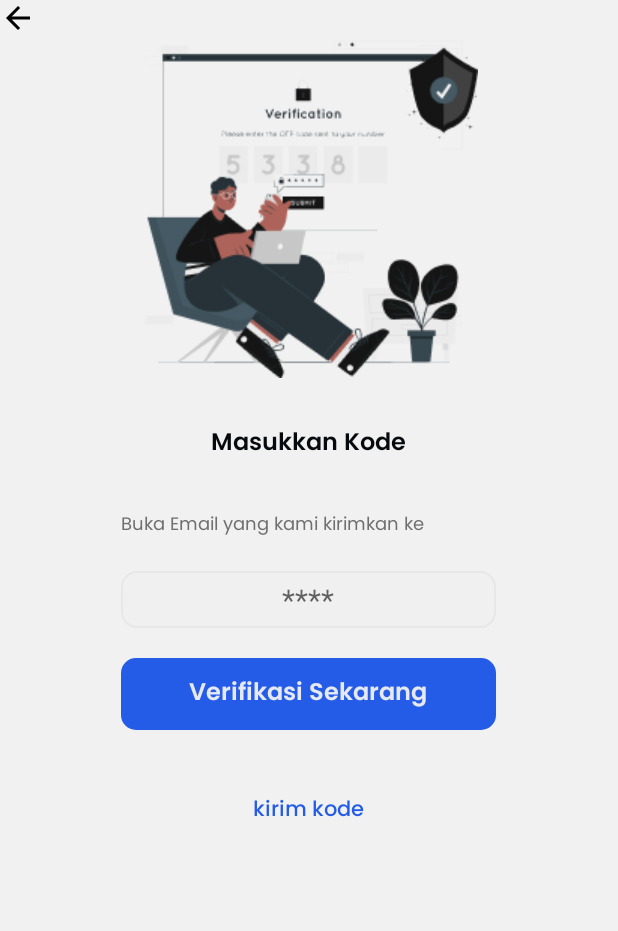
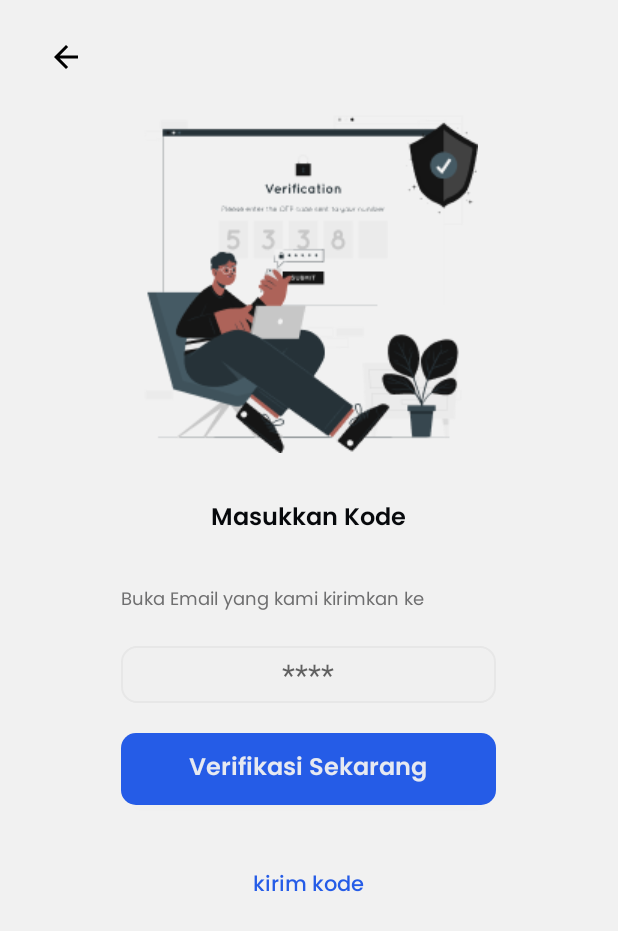
Before and after one commit to aanalma28/uas-android-project, an Android app: the EmailVerificationActivity screen opened directly, with no data from a screen before it, on a phone screen of 412 x 824 dp. Shown: the top 931 px of the screen. Run offline under Robolectric (Android 15) with nearby library versions, the phone set to English and light mode, and no system bars; our stand-ins replace Firebase (no records; nobody signed in at launch, a user with empty details on screens opened directly).

Commit message:
[refactor] refactor layout emailverification

```diff
--- a/app/src/main/java/com/example/uasproject/EmailVerificationActivity.java
+++ b/app/src/main/java/com/example/uasproject/EmailVerificationActivity.java
@@ -7,6 +7,7 @@ import android.os.CountDownTimer;
 import android.util.Log;
 import android.widget.Button;
 import android.widget.EditText;
+import android.widget.ImageView;
 import android.widget.TextView;
 import android.widget.Toast;
 
@@ -30,21 +31,16 @@ public class EmailVerificationActivity extends AppCompatActivity {
     private FirebaseAuth mAuth;
     private Button btn;
     private TextView countdown, email;
+    private ImageView back;
     private EditText edtCode;
     private String code;
     @SuppressLint("SetTextI18n")
     @Override
     protected void onCreate(Bundle savedInstanceState) {
         super.onCreate(savedInstanceState);
-        EdgeToEdge.enable(this);
         mAuth = FirebaseAuth.getInstance();
 
         setContentView(R.layout.activity_email_verification);
-        ViewCompat.setOnApplyWindowInsetsListener(findViewById(R.id.main), (v, insets) -> {
-            Insets systemBars = insets.getInsets(WindowInsetsCompat.Type.systemBars());
-            v.setPadding(systemBars.left, systemBars.top, systemBars.right, systemBars.bottom);
-            return insets;
-        });
 
         FirebaseUser user = mAuth.getCurrentUser();
 
@@ -52,6 +48,7 @@ public class EmailVerificationActivity extends AppCompatActivity {
         String address = getIntent().getStringExtra(Constant.ADDRESS);
         String hp = getIntent().getStringExtra(Constant.PHONE);
         btn = findViewById(R.id.btn_verification);
+        back = findViewById(R.id.back);
         email = findViewById(R.id.txt_desc);
         countdown = findViewById(R.id.countdown_text);
         edtCode = findViewById(R.id.edt_code);
@@ -77,6 +74,10 @@ public class EmailVerificationActivity extends AppCompatActivity {
                             + "Rand: " + code);
                 }
             }
+        });
+
+        back.setOnClickListener(v -> {
+            finish();
         });
 
         countdown.setOnClickListener(v -> {
--- a/app/src/main/res/layout/activity_email_verification.xml
+++ b/app/src/main/res/layout/activity_email_verification.xml
@@ -7,8 +7,7 @@
     android:layout_height="match_parent"
     tools:context=".EmailVerificationActivity"
     android:background="@color/white"
-    android:paddingHorizontal="32dp"
-    android:paddingTop="26dp">
+    >
 
     <ImageView
         android:id="@+id/back"
@@ -17,15 +16,19 @@
         android:src="@drawable/baseline_arrow_back_24"
         android:layout_alignParentTop="true"
         android:layout_alignParentLeft="true"
+        android:layout_marginTop="26dp"
+        android:layout_marginLeft="32dp"
         />
 
    <ImageView
-       android:layout_width="match_parent"
+       android:layout_width="wrap_content"
        android:layout_height="wrap_content"
+       android:layout_centerHorizontal="true"
        android:layout_below="@+id/back"
        android:id="@+id/imgVerify"
        android:layout_marginBottom="30dp"
-       android:src="@drawable/cuate"/>
+       android:layout_marginTop="24dp"
+       android:src="@drawable/verificationimg"/>
 
     <LinearLayout
         android:id="@+id/ly_1"
```
